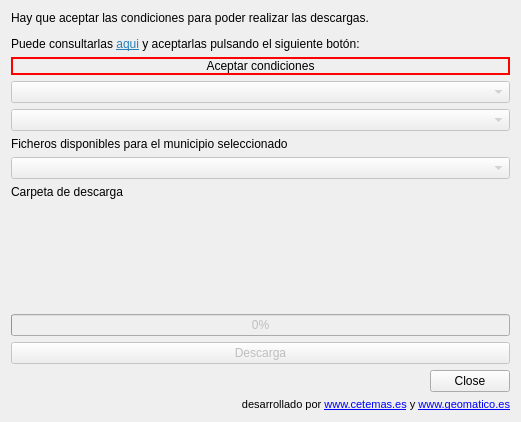
First picture: the form in ui/main_window.ui, repository geomatico/qgis-sigpac, before the edit.
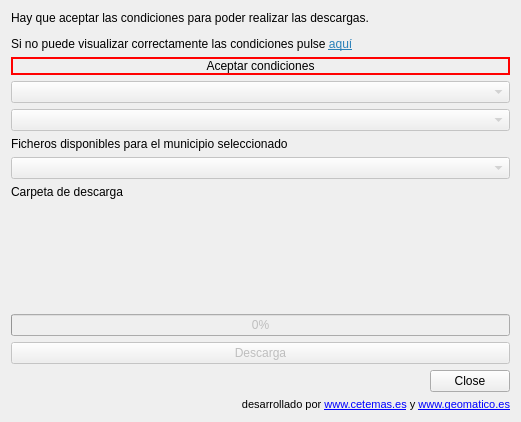
Second picture: the form after the edit. Custom widgets are drawn as their Qt base class.

Commit message: Cambiar literal

Patch:
```diff
--- a/ui/main_window.ui
+++ b/ui/main_window.ui
@@ -26,7 +26,7 @@
       <enum>Qt::LeftToRight</enum>
      </property>
      <property name="text">
-      <string>&lt;html&gt;&lt;head/&gt;&lt;body&gt;&lt;p&gt;Hay que aceptar las condiciones para poder realizar las descargas. &lt;/p&gt;&lt;p&gt;Puede consultarlas &lt;a href=&quot;https://www.fega.gob.es/orig/pdfs/20201215_Licencia_SIGPAC_Servicio_Descarga.pdf&quot;&gt;&lt;span style=&quot; text-decoration: underline; color:#2980b9;&quot;&gt;aqui&lt;/span&gt;&lt;/a&gt; y aceptarlas pulsando el siguiente botón: &lt;/p&gt;&lt;/body&gt;&lt;/html&gt;</string>
+      <string>&lt;html&gt;&lt;head/&gt;&lt;body&gt;&lt;p&gt;Hay que aceptar las condiciones para poder realizar las descargas. &lt;/p&gt;&lt;p&gt;Si no puede visualizar correctamente las condiciones pulse &lt;a href=&quot;https://www.fega.gob.es/orig/pdfs/20201215_Licencia_SIGPAC_Servicio_Descarga.pdf&quot;&gt;&lt;span style=&quot; text-decoration: underline; color:#2980b9;&quot;&gt;aquí&lt;/span&gt;&lt;/a&gt;&lt;/p&gt;&lt;/body&gt;&lt;/html&gt;</string>
      </property>
      <property name="textFormat">
       <enum>Qt::AutoText</enum>
```
